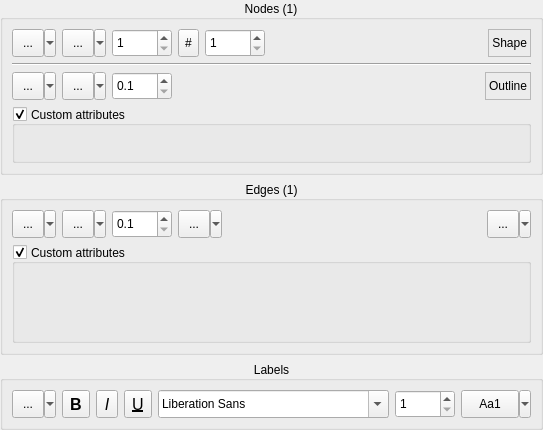
Above: src/qvgeui/CNodeEdgePropertiesUI.ui from ArsMasiuk/qvge before the change. Below: the same form after it.
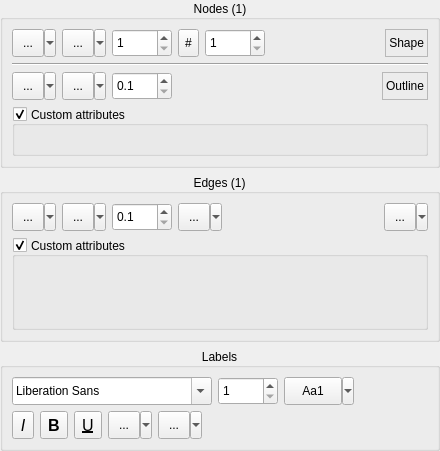
That is the form after the change. Custom widgets are drawn as their Qt base class.

```diff
--- a/src/qvgeui/CNodeEdgePropertiesUI.ui
+++ b/src/qvgeui/CNodeEdgePropertiesUI.ui
@@ -6,8 +6,8 @@
    <rect>
     <x>0</x>
     <y>0</y>
-    <width>480</width>
-    <height>430</height>
+    <width>440</width>
+    <height>451</height>
    </rect>
   </property>
   <property name="sizePolicy">
@@ -672,163 +672,9 @@
      <property name="alignment">
       <set>Qt::AlignCenter</set>
      </property>
-     <layout class="QHBoxLayout" name="horizontalLayout">
+     <layout class="QVBoxLayout" name="verticalLayout_6">
       <item>
        <layout class="QHBoxLayout" name="horizontalLayout_4">
-        <item>
-         <widget class="QSint::ColorButton" name="LabelColor">
-          <property name="sizePolicy">
-           <sizepolicy hsizetype="Fixed" vsizetype="Fixed">
-            <horstretch>0</horstretch>
-            <verstretch>0</verstretch>
-           </sizepolicy>
-          </property>
-          <property name="minimumSize">
-           <size>
-            <width>44</width>
-            <height>28</height>
-           </size>
-          </property>
-          <property name="maximumSize">
-           <size>
-            <width>16777215</width>
-            <height>28</height>
-           </size>
-          </property>
-          <property name="statusTip">
-           <string>Set color of the selected labels</string>
-          </property>
-          <property name="text">
-           <string>...</string>
-          </property>
-          <property name="iconSize">
-           <size>
-            <width>18</width>
-            <height>18</height>
-           </size>
-          </property>
-          <property name="popupMode">
-           <enum>QToolButton::MenuButtonPopup</enum>
-          </property>
-         </widget>
-        </item>
-        <item>
-         <widget class="QToolButton" name="LabelFontBold">
-          <property name="sizePolicy">
-           <sizepolicy hsizetype="Fixed" vsizetype="Fixed">
-            <horstretch>0</horstretch>
-            <verstretch>0</verstretch>
-           </sizepolicy>
-          </property>
-          <property name="minimumSize">
-           <size>
-            <width>0</width>
-            <height>28</height>
-           </size>
-          </property>
-          <property name="maximumSize">
-           <size>
-            <width>28</width>
-            <height>28</height>
-           </size>
-          </property>
-          <property name="font">
-           <font>
-            <pointsize>12</pointsize>
-            <weight>75</weight>
-            <bold>true</bold>
-           </font>
-          </property>
-          <property name="statusTip">
-           <string>Bold font look of the selected labels</string>
-          </property>
-          <property name="text">
-           <string>B</string>
-          </property>
-          <property name="checkable">
-           <bool>true</bool>
-          </property>
-         </widget>
-        </item>
-        <item>
-         <widget class="QToolButton" name="LabelFontItalic">
-          <property name="sizePolicy">
-           <sizepolicy hsizetype="Fixed" vsizetype="Fixed">
-            <horstretch>0</horstretch>
-            <verstretch>0</verstretch>
-           </sizepolicy>
-          </property>
-          <property name="minimumSize">
-           <size>
-            <width>0</width>
-            <height>28</height>
-           </size>
-          </property>
-          <property name="maximumSize">
-           <size>
-            <width>28</width>
-            <height>28</height>
-           </size>
-          </property>
-          <property name="font">
-           <font>
-            <pointsize>12</pointsize>
-            <weight>50</weight>
-            <italic>true</italic>
-            <bold>false</bold>
-           </font>
-          </property>
-          <property name="statusTip">
-           <string>Italic font look of the selected labels</string>
-          </property>
-          <property name="text">
-           <string>I</string>
-          </property>
-          <property name="checkable">
-           <bool>true</bool>
-          </property>
-         </widget>
-        </item>
-        <item>
-         <widget class="QToolButton" name="LabelFontUnderline">
-          <property name="sizePolicy">
-           <sizepolicy hsizetype="Fixed" vsizetype="Fixed">
-            <horstretch>0</horstretch>
-            <verstretch>0</verstretch>
-           </sizepolicy>
-          </property>
-          <property name="minimumSize">
-           <size>
-            <width>0</width>
-            <height>28</height>
-           </size>
-          </property>
-          <property name="maximumSize">
-           <size>
-            <width>28</width>
-            <height>28</height>
-           </size>
-          </property>
-          <property name="font">
-           <font>
-            <pointsize>12</pointsize>
-            <weight>50</weight>
-            <italic>false</italic>
-            <bold>false</bold>
-            <underline>true</underline>
-           </font>
-          </property>
-          <property name="statusTip">
-           <string>Underlined font look of the selected labels</string>
-          </property>
-          <property name="text">
-           <string>U</string>
-          </property>
-          <property name="checkable">
-           <bool>true</bool>
-          </property>
-         </widget>
-        </item>
         <item>
          <widget class="QFontComboBox" name="LabelFontFamily">
           <property name="sizePolicy">
@@ -839,7 +685,7 @@
           </property>
           <property name="maximumSize">
            <size>
-            <width>16777215</width>
+            <width>200</width>
             <height>28</height>
            </size>
           </property>
@@ -934,6 +780,202 @@
         </item>
        </layout>
       </item>
+      <item>
+       <layout class="QHBoxLayout" name="horizontalLayout_6">
+        <item>
+         <widget class="QToolButton" name="LabelFontItalic">
+          <property name="sizePolicy">
+           <sizepolicy hsizetype="Fixed" vsizetype="Fixed">
+            <horstretch>0</horstretch>
+            <verstretch>0</verstretch>
+           </sizepolicy>
+          </property>
+          <property name="minimumSize">
+           <size>
+            <width>0</width>
+            <height>28</height>
+           </size>
+          </property>
+          <property name="maximumSize">
+           <size>
+            <width>28</width>
+            <height>28</height>
+           </size>
+          </property>
+          <property name="font">
+           <font>
+            <pointsize>12</pointsize>
+            <weight>50</weight>
+            <italic>true</italic>
+            <bold>false</bold>
+           </font>
+          </property>
+          <property name="statusTip">
+           <string>Italic font look of the selected labels</string>
+          </property>
+          <property name="text">
+           <string>I</string>
+          </property>
+          <property name="checkable">
+           <bool>true</bool>
+          </property>
+         </widget>
+        </item>
+        <item>
+         <widget class="QToolButton" name="LabelFontBold">
+          <property name="sizePolicy">
+           <sizepolicy hsizetype="Fixed" vsizetype="Fixed">
+            <horstretch>0</horstretch>
+            <verstretch>0</verstretch>
+           </sizepolicy>
+          </property>
+          <property name="minimumSize">
+           <size>
+            <width>0</width>
+            <height>28</height>
+           </size>
+          </property>
+          <property name="maximumSize">
+           <size>
+            <width>28</width>
+            <height>28</height>
+           </size>
+          </property>
+          <property name="font">
+           <font>
+            <pointsize>12</pointsize>
+            <weight>75</weight>
+            <bold>true</bold>
+           </font>
+          </property>
+          <property name="statusTip">
+           <string>Bold font look of the selected labels</string>
+          </property>
+          <property name="text">
+           <string>B</string>
+          </property>
+          <property name="checkable">
+           <bool>true</bool>
+          </property>
+         </widget>
+        </item>
+        <item>
+         <widget class="QToolButton" name="LabelFontUnderline">
+          <property name="sizePolicy">
+           <sizepolicy hsizetype="Fixed" vsizetype="Fixed">
+            <horstretch>0</horstretch>
+            <verstretch>0</verstretch>
+           </sizepolicy>
+          </property>
+          <property name="minimumSize">
+           <size>
+            <width>0</width>
+            <height>28</height>
+           </size>
+          </property>
+          <property name="maximumSize">
+           <size>
+            <width>28</width>
+            <height>28</height>
+           </size>
+          </property>
+          <property name="font">
+           <font>
+            <pointsize>12</pointsize>
+            <weight>50</weight>
+            <italic>false</italic>
+            <bold>false</bold>
+            <underline>true</underline>
+           </font>
+          </property>
+          <property name="statusTip">
+           <string>Underlined font look of the selected labels</string>
+          </property>
+          <property name="text">
+           <string>U</string>
+          </property>
+          <property name="checkable">
+           <bool>true</bool>
+          </property>
+         </widget>
+        </item>
+        <item>
+         <widget class="QSint::ColorButton" name="LabelColor">
+          <property name="sizePolicy">
+           <sizepolicy hsizetype="Fixed" vsizetype="Fixed">
+            <horstretch>0</horstretch>
+            <verstretch>0</verstretch>
+           </sizepolicy>
+          </property>
+          <property name="minimumSize">
+           <size>
+            <width>44</width>
+            <height>28</height>
+           </size>
+          </property>
+          <property name="maximumSize">
+           <size>
+            <width>16777215</width>
+            <height>28</height>
+           </size>
+          </property>
+          <property name="statusTip">
+           <string>Set color of the selected labels</string>
+          </property>
+          <property name="text">
+           <string>...</string>
+          </property>
+          <property name="iconSize">
+           <size>
+            <width>18</width>
+            <height>18</height>
+           </size>
+          </property>
+          <property name="popupMode">
+           <enum>QToolButton::MenuButtonPopup</enum>
+          </property>
+         </widget>
+        </item>
+        <item>
+         <widget class="QSint::QSplitButton" name="LabelPosition">
+          <property name="minimumSize">
+           <size>
+            <width>44</width>
+            <height>28</height>
+           </size>
+          </property>
+          <property name="statusTip">
+           <string>Set position of the selected labels</string>
+          </property>
+          <property name="text">
+           <string>...</string>
+          </property>
+          <property name="iconSize">
+           <size>
+            <width>18</width>
+            <height>18</height>
+           </size>
+          </property>
+          <property name="popupMode">
+           <enum>QToolButton::MenuButtonPopup</enum>
+          </property>
+         </widget>
+        </item>
+        <item>
+         <spacer name="horizontalSpacer_5">
+          <property name="orientation">
+           <enum>Qt::Horizontal</enum>
+          </property>
+          <property name="sizeHint" stdset="0">
+           <size>
+            <width>47</width>
+            <height>25</height>
+           </size>
+          </property>
+         </spacer>
+        </item>
+       </layout>
+      </item>
      </layout>
     </widget>
    </item>
```
Left out of the diff: 4 changed lines with no effect on the pictures.
